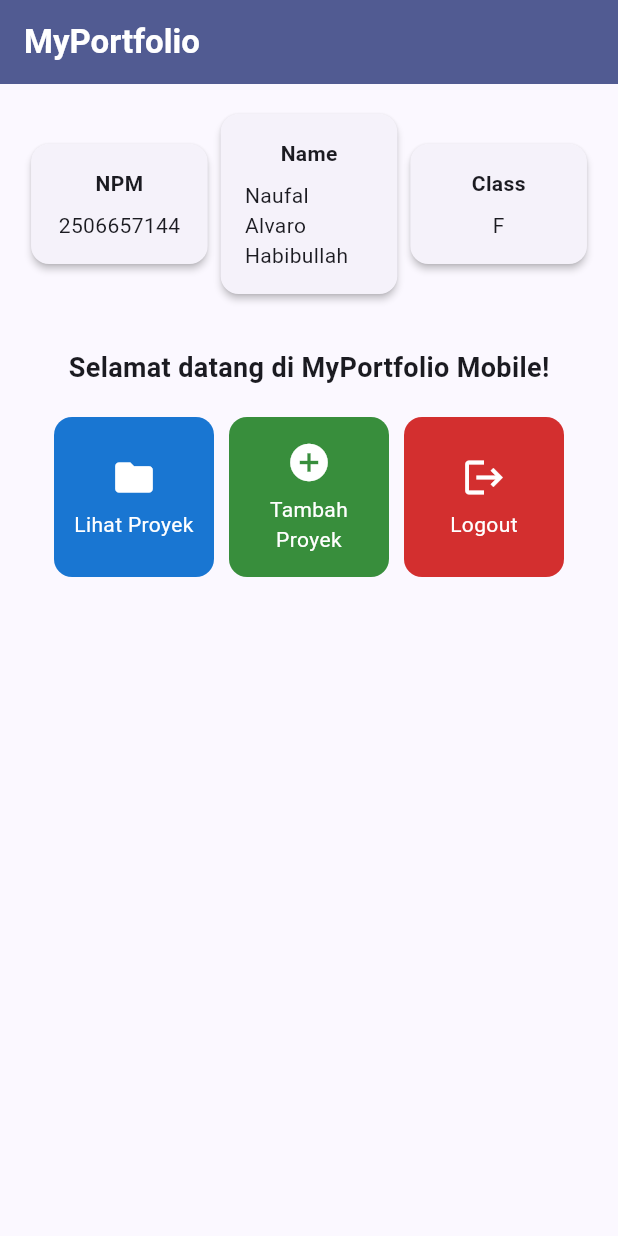
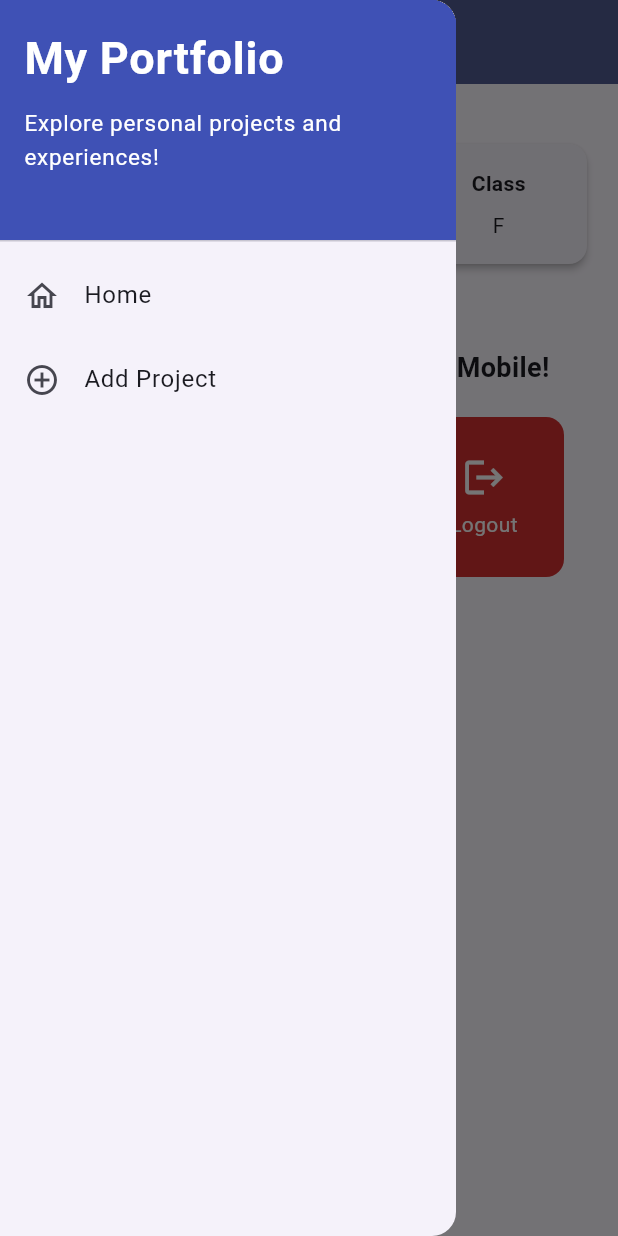
Before and after one commit to popolkuproi/myportofolio_mobile, a Flutter app: the screen it shows after launch, with the side drawer open (before the commit the screen has no drawer), on a phone screen of 412 x 824 dp. Run offline on Flutter 3.47's test engine with Material 3 defaults, Android fonts, the phone set to English and light mode, and no system bars; our stand-ins replace material_ui.

Commit message:
feat(tutorial-9): Add LeftDrawer, ProjectCard, ProjectForm, and refactoring the file

```diff
--- a/lib/main.dart
+++ b/lib/main.dart
@@ -1,5 +1,5 @@
-import 'package:flutter/material.dart';
-import 'package:myportofolio_mobile/menu.dart';
+import 'package:material_ui/material_ui.dart';
+import 'package:myportofolio_mobile/screens/menu.dart';
 
 void main() {
   runApp(const MyApp());
--- a/lib/menu.dart
+++ b/lib/screens/menu.dart
@@ -1,4 +1,6 @@
-import 'package:flutter/material.dart';
+import 'package:material_ui/material_ui.dart';
+import 'package:myportofolio_mobile/widgets/left_drawer.dart';
+import 'package:myportofolio_mobile/widgets/project_card.dart';
 
 class MyHomePage extends StatelessWidget {
   MyHomePage({super.key});
@@ -15,23 +17,21 @@ class MyHomePage extends StatelessWidget {
 
   @override
   Widget build(BuildContext context) {
-    // Scaffold menyediakan struktur visual dasar halaman (AppBar, Body, SnackBar).
     return Scaffold(
-      // AppBar menampilkan bar bagian atas halaman aplikasi.
       appBar: AppBar(
         title: const Text(
           'MyPortfolio',
           style: TextStyle(color: Colors.white, fontWeight: FontWeight.bold),
         ),
         backgroundColor: Theme.of(context).colorScheme.primary,
+        iconTheme: const IconThemeData(color: Colors.white),
       ),
-      // Body halaman utama dengan padding di sekelilingnya.
+      drawer: const LeftDrawer(),
       body: Padding(
         padding: const EdgeInsets.all(16.0),
         child: Column(
           crossAxisAlignment: CrossAxisAlignment.center,
           children: [
-            // Baris horizontal untuk menampilkan 3 InfoCard secara sejajar.
             Row(
               mainAxisAlignment: MainAxisAlignment.spaceEvenly,
               children: [
@@ -40,10 +40,7 @@ class MyHomePage extends StatelessWidget {
                 InfoCard(title: 'Class', content: kelas),
               ],
             ),
-
             const SizedBox(height: 16.0),
-
-            // Bagian tengah: pesan sambutan dan kisi tombol menu portofolio.
             Center(
               child: Column(
                 children: [
@@ -57,19 +54,14 @@ class MyHomePage extends StatelessWidget {
                       ),
                     ),
                   ),
-
-                  // GridView menampilkan kartu tombol dalam tata letak kisi 3 kolom.
                   GridView.count(
                     primary: true,
                     padding: const EdgeInsets.all(20),
                     crossAxisSpacing: 10,
                     mainAxisSpacing: 10,
                     crossAxisCount: 3,
-                    // shrinkWrap agar ukuran kisi menyesuaikan tinggi konten anak.
                     shrinkWrap: true,
-                    children: items.map((ItemHomepage item) {
-                      return ItemCard(item);
-                    }).toList(),
+                    children: items.map(ItemCard.new).toList(),
                   ),
                 ],
               ),
@@ -82,7 +74,6 @@ class MyHomePage extends StatelessWidget {
 }
 
 class InfoCard extends StatelessWidget {
-  // Kartu informasi yang menampilkan judul (title) dan isi (content).
   final String title;
   final String content;
 
@@ -91,13 +82,10 @@ class InfoCard extends StatelessWidget {
   @override
   Widget build(BuildContext context) {
     return Card(
-      // Memberikan efek bayangan kartu elevasi 2 unit.
       elevation: 2.0,
       child: Container(
-        // Menyesuaikan lebar kartu dengan proporsi layar (dibagi 3.5).
         width: MediaQuery.of(context).size.width / 3.5,
         padding: const EdgeInsets.all(16.0),
-        // Menyusun teks title dan content secara vertikal.
         child: Column(
           children: [
             Text(title, style: const TextStyle(fontWeight: FontWeight.bold)),
@@ -109,55 +97,3 @@ class InfoCard extends StatelessWidget {
     );
   }
 }
-
-class ItemHomepage {
-  final String name;
-  final IconData icon;
-  final Color color;
-
-  ItemHomepage(this.name, this.icon, this.color);
-}
-
-class ItemCard extends StatelessWidget {
-  final ItemHomepage item;
-
-  const ItemCard(this.item, {super.key});
-
-  @override
-  Widget build(BuildContext context) {
-    return Material(
-      color: item.color,
-      borderRadius: BorderRadius.circular(12),
-      child: InkWell(
-        // Aksi ketika kartu ditekan oleh pengguna.
-        onTap: () {
-          // Menampilkan SnackBar dengan pesan interaktif.
-          ScaffoldMessenger.of(context)
-            ..hideCurrentSnackBar()
-            ..showSnackBar(
-              SnackBar(
-                content: Text("Kamu telah menekan tombol ${item.name}!"),
-              ),
-            );
-        },
-        child: Container(
-          padding: const EdgeInsets.all(8),
-          child: Center(
-            child: Column(
-              mainAxisAlignment: MainAxisAlignment.center,
-              children: [
-                Icon(item.icon, color: Colors.white, size: 30.0),
-                const Padding(padding: EdgeInsets.all(3)),
-                Text(
-                  item.name,
-                  textAlign: TextAlign.center,
-                  style: const TextStyle(color: Colors.white),
-                ),
-              ],
-            ),
-          ),
-        ),
-      ),
-    );
-  }
-}
--- /dev/null
+++ b/lib/widgets/left_drawer.dart
@@ -0,0 +1,54 @@
+import 'package:material_ui/material_ui.dart';
+import 'package:myportofolio_mobile/screens/menu.dart';
+import 'package:myportofolio_mobile/screens/project_form.dart';
+
+class LeftDrawer extends StatelessWidget {
+  const LeftDrawer({super.key});
+
+  @override
+  Widget build(BuildContext context) {
+    return Drawer(
+      child: ListView(
+        children: [
+          const DrawerHeader(
+            decoration: BoxDecoration(color: Colors.indigo),
+            child: Column(
+              crossAxisAlignment: CrossAxisAlignment.start,
+              children: [
+                Text(
+                  'My Portfolio',
+                  style: TextStyle(
+                    fontSize: 30,
+                    fontWeight: FontWeight.bold,
+                    color: Colors.white,
+                  ),
+                ),
+                SizedBox(height: 10),
+                Text(
+                  'Explore personal projects and experiences!',
+                  style: TextStyle(fontSize: 15, color: Colors.white),
+                ),
+              ],
+            ),
+          ),
+          ListTile(
+            leading: const Icon(Icons.home_outlined),
+            title: const Text('Home'),
+            onTap: () => Navigator.pushReplacement(
+              context,
+              MaterialPageRoute(builder: (context) => MyHomePage()),
+            ),
+          ),
+          ListTile(
+            leading: const Icon(Icons.add_circle_outline),
+            title: const Text('Add Project'),
+            onTap: () => Navigator.pushReplacement(
+              context,
+              MaterialPageRoute(builder: (context) => const ProjectFormPage()),
+            ),
+          ),
+        ],
+      ),
+    );
+  }
+}
--- /dev/null
+++ b/lib/widgets/project_card.dart
@@ -0,0 +1,59 @@
+import 'package:material_ui/material_ui.dart';
+import 'package:myportofolio_mobile/screens/project_form.dart';
+
+class ItemHomepage {
+  final String name;
+  final IconData icon;
+  final Color color;
+
+  ItemHomepage(this.name, this.icon, this.color);
+}
+
+class ItemCard extends StatelessWidget {
+  final ItemHomepage item;
+
+  const ItemCard(this.item, {super.key});
+
+  @override
+  Widget build(BuildContext context) {
+    return Material(
+      color: item.color,
+      borderRadius: BorderRadius.circular(12),
+      child: InkWell(
+        onTap: () {
+          ScaffoldMessenger.of(context)
+            ..hideCurrentSnackBar()
+            ..showSnackBar(
+              SnackBar(
+                content: Text("Kamu telah menekan tombol ${item.name}!"),
+              ),
+            );
+
+          if (item.name == "Tambah Proyek") {
+            Navigator.push(
+              context,
+              MaterialPageRoute(builder: (context) => const ProjectFormPage()),
+            );
+          }
+        },
+        child: Padding(
+          padding: const EdgeInsets.all(8),
+          child: Center(
+            child: Column(
+              mainAxisAlignment: MainAxisAlignment.center,
+              children: [
+                Icon(item.icon, color: Colors.white, size: 30.0),
+                const SizedBox(height: 6),
+                Text(
+                  item.name,
+                  textAlign: TextAlign.center,
+                  style: const TextStyle(color: Colors.white),
+                ),
+              ],
+            ),
+          ),
+        ),
+      ),
+    );
+  }
+}
--- a/pubspec.yaml
+++ b/pubspec.yaml
@@ -34,6 +34,7 @@ dependencies:
   # The following adds the Cupertino Icons font to your application.
   # Use with the CupertinoIcons class for iOS style icons.
   cupertino_icons: ^1.0.8
+  material_ui: ^1.11.1
 
 dev_dependencies:
   flutter_test:
```
Also changed, not shown: lib/screens/project_form.dart (added, +183 -0 lines), pubspec.lock, 1 other file.
